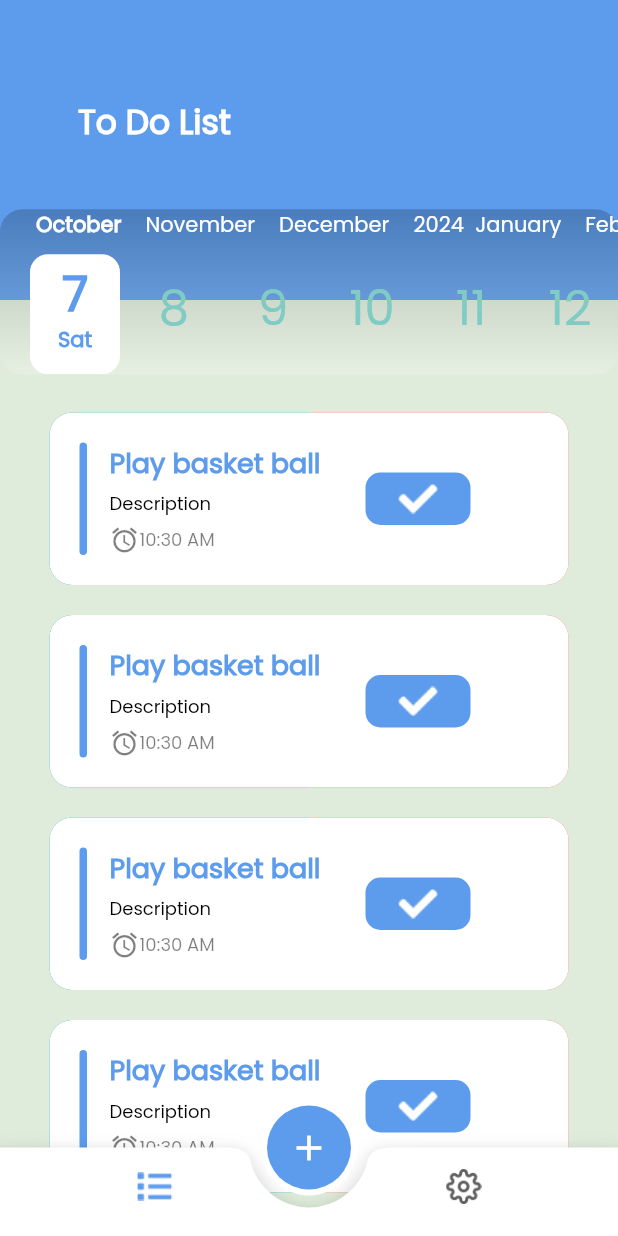
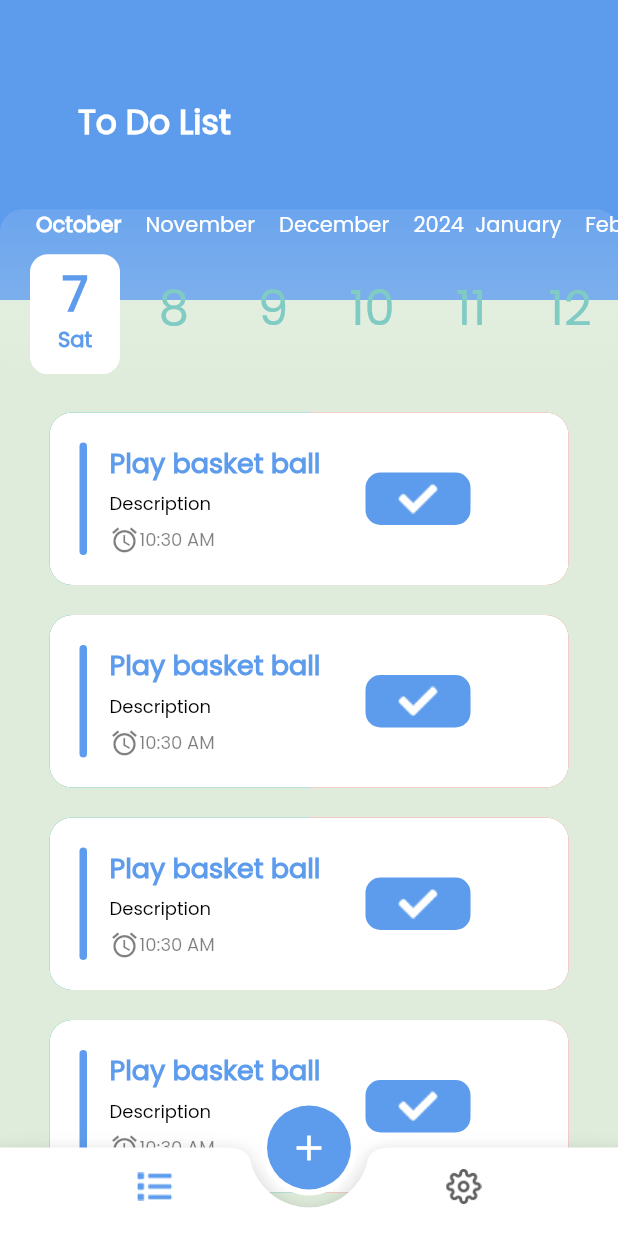
Before and after one commit to bstawy/To-Do, a Flutter app: the screen it shows after launch, on a phone screen of 412 x 824 dp. Run offline on Flutter 3.47's test engine with Material 2 defaults, Android fonts, the phone set to English and light mode, and no system bars; drawn by our look-alikes of calendar_timeline, flutter_slidable.

Commit message:
enhance UI and colors

```diff
--- a/lib/pages/home_view/home_view.dart
+++ b/lib/pages/home_view/home_view.dart
@@ -30,11 +30,11 @@ class HomeView extends StatelessWidget {
             ),
             Container(
               decoration: BoxDecoration(
-                color: Colors.white.withOpacity(0.2),
+                color: theme.colorScheme.secondary.withOpacity(0.3),
                 gradient: LinearGradient(
                   colors: [
-                    Colors.black,
-                    theme.colorScheme.secondary,
+                    theme.colorScheme.secondary.withOpacity(0.3),
+                    theme.colorScheme.primary,
                   ],
                   begin: Alignment.topCenter,
                   end: Alignment.bottomCenter,
@@ -50,7 +50,6 @@ class HomeView extends StatelessWidget {
                 monthColor: theme.colorScheme.secondary,
                 dayColor: Colors.teal[200],
                 activeDayColor: theme.primaryColor,
-                activeBackgroundDayColor: theme.colorScheme.secondary,
                 dotsColor: theme.colorScheme.secondary,
               ),
             ),
```
